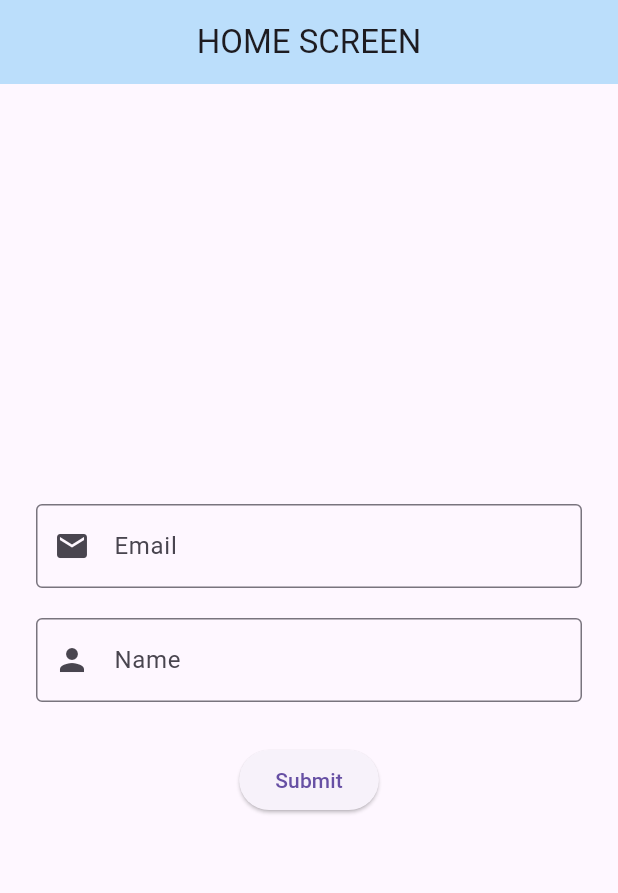
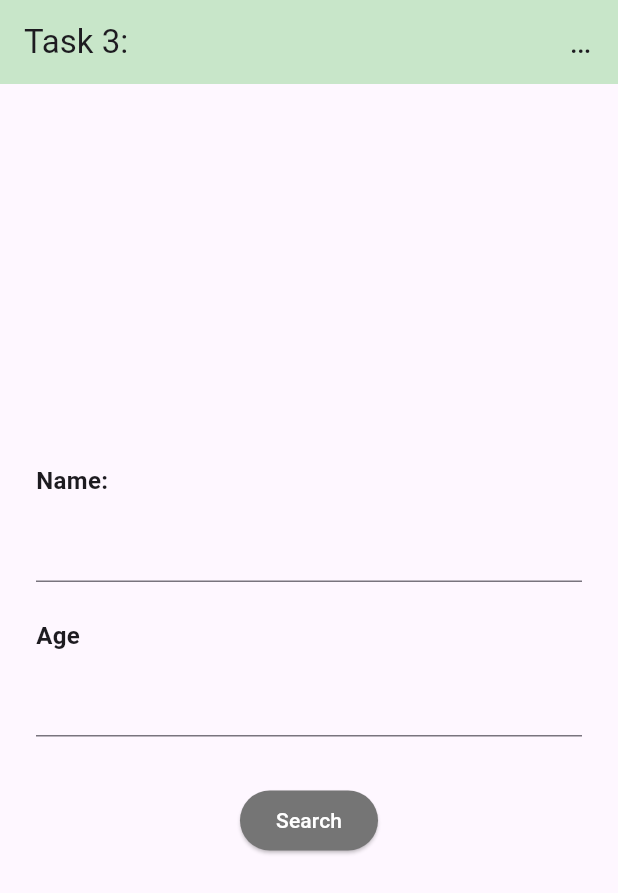
Before and after one commit to saadmohammad-dev/flutter-navigation-mastery-labs, a Flutter app: the screen it shows after launch, on a phone screen of 412 x 824 dp. Shown: the top 893 px of the screen. Run offline on Flutter 3.47's test engine with Material 3 defaults, Android fonts, the phone set to English and light mode, and no system bars.

Commit message:
Task 3: implementing list map search and display

```diff
--- a/lib/main.dart
+++ b/lib/main.dart
@@ -1,5 +1,5 @@
 import 'package:flutter/material.dart';
-import 'package:mad_lab_assignment_2/task_1_to_6/task2_screen.dart';
+import 'package:mad_lab_assignment_2/task_1_to_6/task3_screens.dart';
 
 void main(){
   runApp(const MyApp());
@@ -23,7 +23,7 @@ primarySwatch: Colors.blue,
 
 
 ),
-home: const Task2HomeScreen(),
+home: const Task3InputScreens(),
 
 );
 
--- /dev/null
+++ b/lib/task_1_to_6/task3_screens.dart
@@ -0,0 +1,174 @@
+import 'package:flutter/material.dart';
+
+class Task3InputScreens extends StatefulWidget {
+  const Task3InputScreens({super.key});
+
+  State<Task3InputScreens> createState() => _Task3InputScreens();
+}
+
+class _Task3InputScreens extends State<Task3InputScreens> {
+  final TextEditingController name = TextEditingController();
+  final TextEditingController age = TextEditingController();
+
+  @override
+  void dispose() {
+    name.dispose();
+    age.dispose();
+    super.dispose();
+  }
+
+  Widget build(BuildContext context) {
+    return Scaffold(
+      appBar: AppBar(
+        title: const Text(
+          'Task 3:                                                                       Input Screen ',
+        ),
+        backgroundColor: Colors.green.shade100,
+      ),
+
+      body: Padding(
+        padding: const EdgeInsets.all(24.0),
+        child: Column(
+          mainAxisAlignment: MainAxisAlignment.center,
+          crossAxisAlignment: CrossAxisAlignment.start,
+          children: [
+            const Text(
+              'Name: ',
+              style: TextStyle(fontSize: 16, fontWeight: FontWeight.bold),
+            ),
+            const SizedBox(height: 8),
+            TextField(
+              controller: name,
+              decoration: const InputDecoration(border: UnderlineInputBorder()),
+            ),
+
+            SizedBox(height: 24),
+            const Text(
+              'Age',
+              style: TextStyle(fontSize: 16, fontWeight: FontWeight.bold),
+            ),
+            const SizedBox(height: 8),
+            TextField(
+              controller: age,
+              keyboardType: TextInputType.number,
+              decoration: const InputDecoration(border: UnderlineInputBorder()),
+            ),
+            SizedBox(height: 32),
+
+            Center(
+              child: ElevatedButton(
+                style: ElevatedButton.styleFrom(
+                  backgroundColor: Colors.grey.shade600,
+                  foregroundColor: Colors.white,
+                ),
+                onPressed: () {
+                  Navigator.push(
+                    context,
+                    MaterialPageRoute(
+                      builder: (context) => Task3DisplayScreen(
+                        searchName: name.text.trim(),
+                        searchAge: age.text.trim(),
+                      ),
+                    ),
+                  );
+                },
+                child: const Text('Search'),
+              ),
+            ),
+          ],
+        ),
+      ),
+    );
+  }
+}
+
+class Task3DisplayScreen extends StatelessWidget {
+  final String searchName;
+  final String searchAge;
+
+  const Task3DisplayScreen({
+    super.key,
+    required this.searchName,
+    required this.searchAge,
+  });
+
+  @override
+  Widget build(BuildContext context) {
+    final List<Map<String, dynamic>> recordList = [
+      {"id": 070, "name": "Saad Mohammad", "age": 21},
+      {"id": 090, "name": "Zeeshan", "age": 21},
+      {"id": 126, "name": "Mahad", "age": 22},
+      {"id": 40, "name": "Mehtab", "age": 21},
+      {"id": 50, "name": "Saad Mohammad Sarfraz", "age": 21},
+    ];
+    Map<String, dynamic>? foundRecord;
+
+    for (var record in recordList) {
+      if (record['name'].toString().toLowerCase() == searchName.toLowerCase() &&
+          record['age'].toString().toLowerCase() == searchAge) {
+        foundRecord = record;
+        break;
+      }
+    }
+
+    return Scaffold(
+      appBar: AppBar(
+        title: const Text(
+          'Task 3:                                      Display Screen',
+        ),
+        backgroundColor: Colors.green.shade100,
+      ),
+      body: Padding(
+        padding: const EdgeInsets.all(90),
+
+        child: Container(
+          width: double.infinity,
+          padding: const EdgeInsets.all(24.0),
+          decoration: BoxDecoration(
+            border: Border.all(color: Colors.black, width: 1.5),
+          ),
+          child: foundRecord != null
+              ? Column(
+                  mainAxisSize: MainAxisSize.min,
+                  crossAxisAlignment: CrossAxisAlignment.center,
+                  children: [
+                    Text(
+                      'Record Found Sucessfully',
+                      style: const TextStyle(
+                        fontSize: 22,
+                        height: 6,
+                        color: Colors.green,
+                      ),
+                    ),
+                    Text(
+                      'User: iD:       '
+                      '${foundRecord['id']}',
+                      style: const TextStyle(fontSize: 22, height: 2),
+                    ),
+                    Text(
+                      'User Name:        '
+                      '${foundRecord['name']}',
+                      style: const TextStyle(fontSize: 22, height: 2),
+                    ),
+                    Text(
+                      'User: Age:        '
+                      '${foundRecord['age']}',
+                      style: const TextStyle(fontSize: 22, height: 2),
+                    ),
+                  ],
+                )
+              : const Center(
+                  child: Text(
+                    'Record Not found!',
+                    style: TextStyle(
+                      fontSize: 20,
+                      color: Colors.red,
+                      fontWeight: FontWeight.bold,
+                    ),
+                  ),
+                ),
+        ),
+      ),
+    );
+  }
+}
```
Also changed, not shown: lib/task_1_to_6/task1_display.dart (+17 -36 lines).
